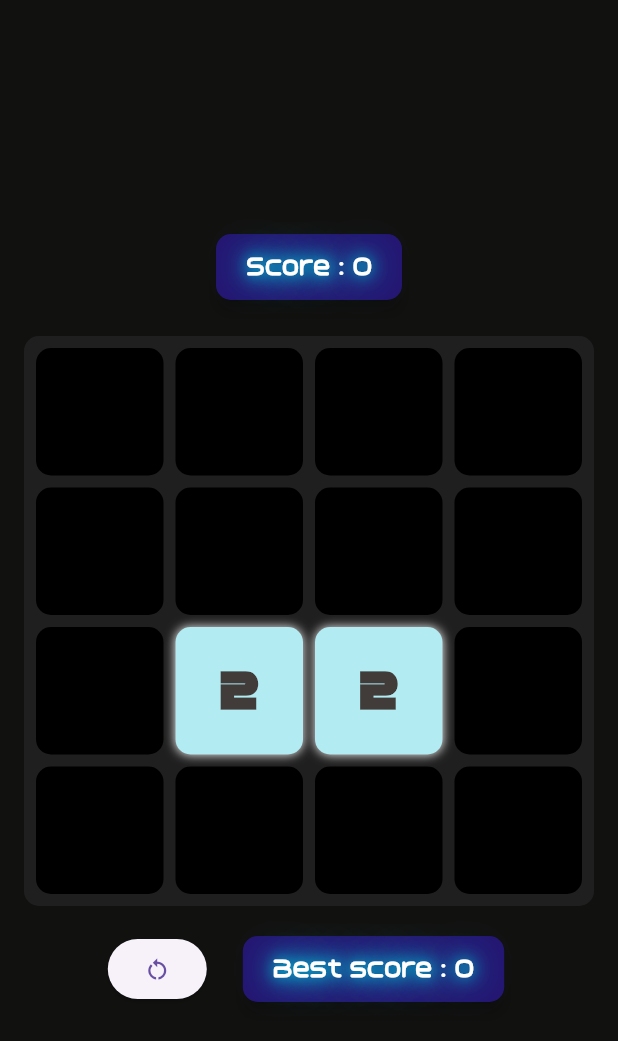
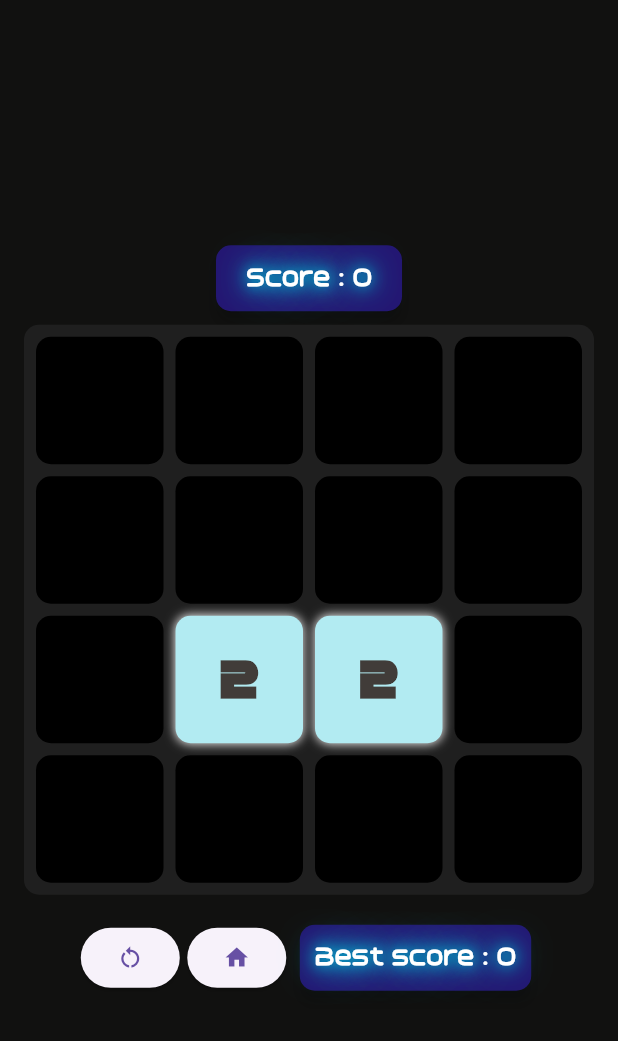
Before and after one commit to louisoliv/twenty-forty-eight, a Flutter app: the TwentyFortyEight screen opened directly, on a phone screen of 412 x 824 dp. Shown: the top 1041 px of the screen. Run offline on Flutter 3.47's test engine with Material 3 defaults, Android fonts, the phone set to English and light mode, and no system bars; our stand-ins replace shared_preferences; accounts and stored records are empty.

Commit message:
Add a home button below the grid. Need to clean the project

```diff
--- a/lib/game.dart
+++ b/lib/game.dart
@@ -3,9 +3,9 @@ import 'package:shared_preferences/shared_preferences.dart';
 import 'dart:math';
 
 const Color lightBrown = Color.fromARGB(255, 205, 193, 180);
-const Color darkBrown = Color.fromARGB(255, 187, 173, 160);
-const Color tan = Color.fromARGB(255, 238, 228, 218);
-const Color greyText = Color.fromARGB(255, 119, 110, 101);
+// const Color darkBrown = Color.fromARGB(255, 187, 173, 160);
+// const Color tan = Color.fromARGB(255, 238, 228, 218);
+// const Color greyText = Color.fromARGB(255, 119, 110, 101);
 
 const Map<int, Color> numTileColor = {
   // 2: tan,
@@ -57,11 +57,11 @@ class Tile {
     animatedX = Tween(
       begin: this.x.toDouble(),
       end: x.toDouble(),
-    ).animate(CurvedAnimation(parent: parent, curve: Interval(0, .5)));
+    ).animate(CurvedAnimation(parent: parent, curve: Interval(0, .8)));
     animatedY = Tween(
       begin: this.y.toDouble(),
       end: y.toDouble(),
-    ).animate(CurvedAnimation(parent: parent, curve: Interval(0, .5)));
+    ).animate(CurvedAnimation(parent: parent, curve: Interval(0, .8)));
   }
 
   void bounce(Animation<double> parent) {
@@ -399,7 +399,9 @@ class TwentyFortyEightState extends State<TwentyFortyEight>
                 ),
               ),
             ),
-            SizedBox(height: 20),
+
+            SizedBox(height: 5),
+
             Container(
               width: gridSize,
               height: gridSize,
@@ -449,7 +451,18 @@ class TwentyFortyEightState extends State<TwentyFortyEight>
                       child: Icon(Icons.restart_alt),
                     ),
                   ),
-                  SizedBox(width: 20),
+                  SizedBox(width: 5),
+
+                  Container(
+                    child: ElevatedButton(
+                      onPressed: () => {Navigator.of(context).pop()},
+
+                      child: Icon(Icons.home),
+                    ),
+                  ),
+
+                  SizedBox(width: 5),
+
                   Card(
                     color: const Color.fromARGB(255, 35, 22, 114),
                     elevation: 4,
@@ -458,7 +471,7 @@ class TwentyFortyEightState extends State<TwentyFortyEight>
                     ),
                     child: Padding(
                       padding: EdgeInsets.symmetric(
-                        horizontal: 20,
+                        horizontal: 10,
                         vertical: 10,
                       ),
                       child: Text(
```
